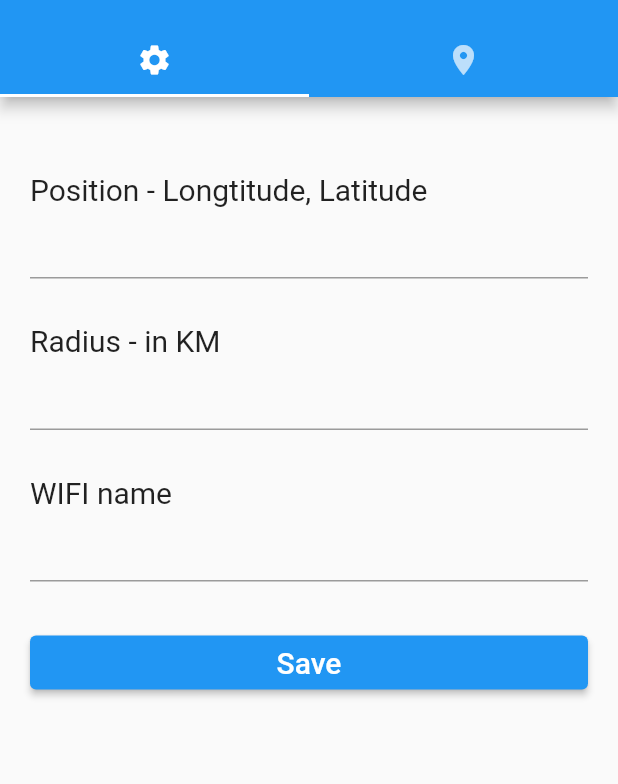
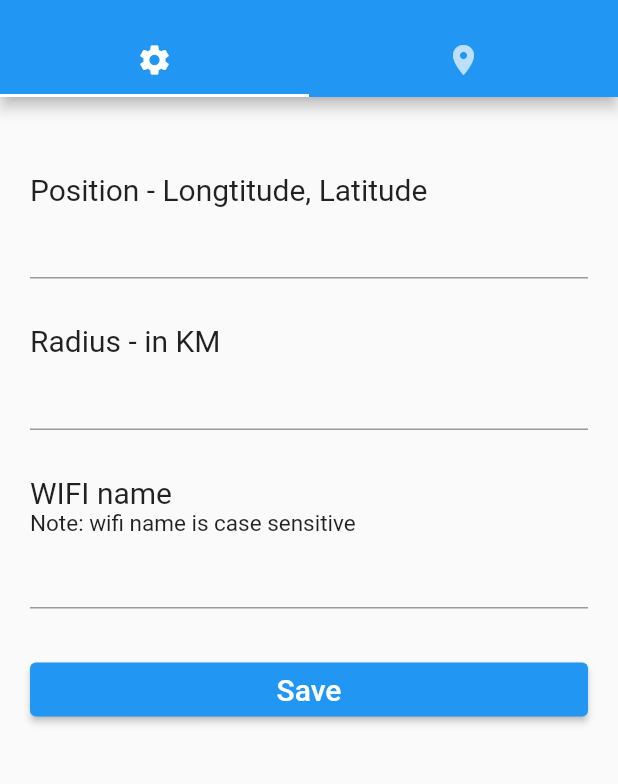
Before and after one commit to MarcusLEK/geofence, a Flutter app: the screen it shows after launch, on a phone screen of 412 x 824 dp, the part 59-843 px from its top. Run offline on Flutter 3.47's test engine with Material 2 defaults, Android fonts, the phone set to English and light mode, and no system bars; our stand-ins replace connectivity, get, permission_handler; missing offline and left inert: wifi_info_flutter.

Commit message:
Added wifi check for geofence

```diff
--- /dev/null
+++ b/lib/app/data/models/status.dart
@@ -0,0 +1,5 @@
+class Status {
+  Status({this.geoStatus});
+
+  String geoStatus = 'Outside';
+}
--- a/lib/app/modules/home/views/home_view.dart
+++ b/lib/app/modules/home/views/home_view.dart
@@ -1,9 +1,8 @@
 import 'package:flutter/material.dart';
-import 'package:geofence/app/modules/check/views/check_view.dart';
-import 'package:geofence/app/modules/settings/views/settings_view.dart';
-
 import 'package:get/get.dart';
 
+import '../../check/views/check_view.dart';
+import '../../settings/views/settings_view.dart';
 import '../controllers/home_controller.dart';
 
 class HomeView extends GetView<HomeController> {
--- a/lib/app/modules/settings/controllers/settings_controller.dart
+++ b/lib/app/modules/settings/controllers/settings_controller.dart
@@ -1,7 +1,6 @@
-import 'dart:developer';
+import 'package:get/get.dart';
 
-import 'package:geofence/app/data/models/setting.dart';
-import 'package:get/get.dart';
+import '../../../data/models/setting.dart';
 
 class SettingsController extends GetxController {
   final setting = Setting().obs;
--- a/lib/app/modules/settings/views/settings_view.dart
+++ b/lib/app/modules/settings/views/settings_view.dart
@@ -74,6 +74,13 @@ class SettingsView extends GetView<SettingsController> {
                       fontSize: textSize,
                     ),
                   ),
+                  Text(
+                    'Note: wifi name is case sensitive',
+                    textAlign: TextAlign.start,
+                    style: TextStyle(
+                      fontSize: 15,
+                    ),
+                  ),
                   TextFormField(
                     controller: wifiNameController,
                     validator: (val) {
--- a/lib/main.dart
+++ b/lib/main.dart
@@ -1,5 +1,4 @@
 import 'package:flutter/material.dart';
-
 import 'package:get/get.dart';
 
 import 'app/routes/app_pages.dart';
```
Also changed, not shown: lib/app/modules/check/controllers/check_controller.dart (+24 -3 lines), lib/app/modules/check/views/check_view.dart (+11 -6 lines), lib/app/routes/app_pages.dart (+6 -6 lines).
